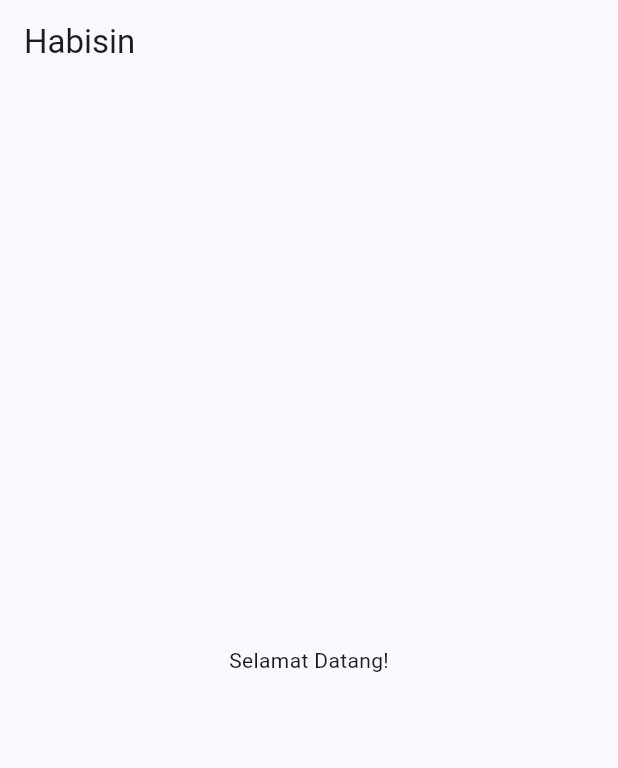
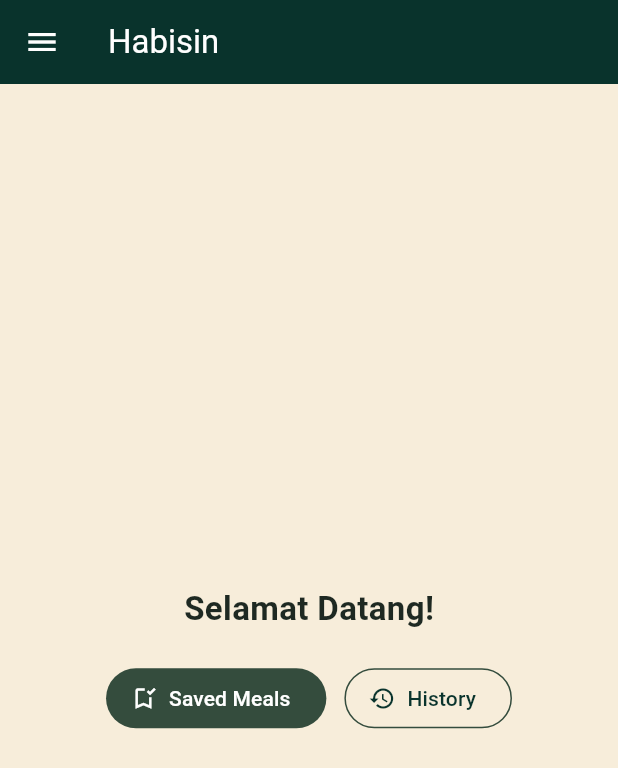
Before and after one commit to pbp-kelompok-f7/Habisin-mobile, a Flutter app: the screen it shows after launch, on a phone screen of 412 x 824 dp. Shown: the top 768 px of the screen. Run offline on Flutter 3.47's test engine with Material 3 defaults, Android fonts, the phone set to English and light mode, and no system bars.

Commit message:
feat(navigation): wire shared drawer and routes for saved meals and history

```diff
--- a/lib/main.dart
+++ b/lib/main.dart
@@ -1,5 +1,14 @@
 import 'package:flutter/material.dart';
+import 'package:habisin_mobile/saved_meals/screens/history_page.dart';
+import 'package:habisin_mobile/saved_meals/screens/saved_meals_page.dart';
 import 'package:habisin_mobile/screens/home_screen.dart';
+
+/// Named route constants shared across application modules.
+abstract final class AppRoutes {
+  static const String home = '/';
+  static const String savedMeals = '/saved-meals';
+  static const String history = '/history';
+}
 
 void main() {
   runApp(const MyApp());
@@ -8,34 +17,23 @@ void main() {
 class MyApp extends StatelessWidget {
   const MyApp({super.key});
 
-  // This widget is the root of your application.
   @override
   Widget build(BuildContext context) {
     return MaterialApp(
       title: 'Habisin',
       theme: ThemeData(
-        // This is the theme of your application.
-        //
-        // TRY THIS: Try running your application with "flutter run". You'll see
-        // the application has a purple toolbar. Then, without quitting the app,
-        // try changing the seedColor in the colorScheme below to Colors.green
-        // and then invoke "hot reload" (save your changes or press the "hot
-        // reload" button in a Flutter-supported IDE, or press "r" if you used
-        // the command line to start the app).
-        //
-        // Notice that the counter didn't reset back to zero; the application
-        // state is not lost during the reload. To reset the state, use hot
-        // restart instead.
-        //
-        // This works for code too, not just values: Most code changes can be
-        // tested with just a hot reload.
-        colorScheme: .fromSeed(
-          seedColor: Colors.indigo,
+        colorScheme: ColorScheme.fromSeed(
+          seedColor: const Color(0xFF344C3D),
           secondary: Colors.amber[700],
         ),
         useMaterial3: true,
       ),
-      home: MyHomePage(),
+      initialRoute: AppRoutes.home,
+      routes: {
+        AppRoutes.home: (context) => const MyHomePage(),
+        AppRoutes.savedMeals: (context) => const SavedMealsPage(),
+        AppRoutes.history: (context) => const HistoryPage(),
+      },
     );
   }
 }
--- a/lib/screens/home_screen.dart
+++ b/lib/screens/home_screen.dart
@@ -1,15 +1,72 @@
 import 'package:flutter/material.dart';
+
+import '../main.dart';
+import '../saved_meals/theme/saved_meals_colors.dart';
+import '../widgets/left_drawer.dart';
 
 class MyHomePage extends StatelessWidget {
   const MyHomePage({super.key});
+
   @override
   Widget build(BuildContext context) {
     return Scaffold(
+      backgroundColor: SavedMealsColors.backgroundCream,
       appBar: AppBar(
         title: const Text('Habisin'),
+        backgroundColor: SavedMealsColors.brandGreenDark,
+        foregroundColor: Colors.white,
       ),
-      body: const Center(
-        child: Text('Selamat Datang!'),
+      drawer: const LeftDrawer(currentRoute: AppRoutes.home),
+      body: Center(
+        child: Padding(
+          padding: const EdgeInsets.all(24),
+          child: Column(
+            mainAxisSize: MainAxisSize.min,
+            children: [
+              const Text(
+                'Selamat Datang!',
+                style: TextStyle(
+                  fontSize: 22,
+                  fontWeight: FontWeight.w700,
+                  color: SavedMealsColors.headingDark,
+                ),
+              ),
+              const SizedBox(height: 20),
+              Wrap(
+                spacing: 12,
+                runSpacing: 12,
+                alignment: WrapAlignment.center,
+                children: [
+                  FilledButton.icon(
+                    style: FilledButton.styleFrom(
+                      backgroundColor: SavedMealsColors.brandGreen,
+                    ),
+                    onPressed: () => Navigator.pushReplacementNamed(
+                      context,
+                      AppRoutes.savedMeals,
+                    ),
+                    icon: const Icon(Icons.bookmark_added_outlined),
+                    label: const Text('Saved Meals'),
+                  ),
+                  OutlinedButton.icon(
+                    style: OutlinedButton.styleFrom(
+                      foregroundColor: SavedMealsColors.brandGreenDark,
+                      side: const BorderSide(
+                        color: SavedMealsColors.brandGreen,
+                      ),
+                    ),
+                    onPressed: () => Navigator.pushReplacementNamed(
+                      context,
+                      AppRoutes.history,
+                    ),
+                    icon: const Icon(Icons.history),
+                    label: const Text('History'),
+                  ),
+                ],
+              ),
+            ],
+          ),
+        ),
       ),
     );
   }
```
Also changed, not shown: lib/saved_meals/screens/history_page.dart (+4 -18 lines), lib/saved_meals/screens/saved_meals_page.dart (+4 -12 lines), lib/widgets/left_drawer.dart (added, +114 -0 lines).
